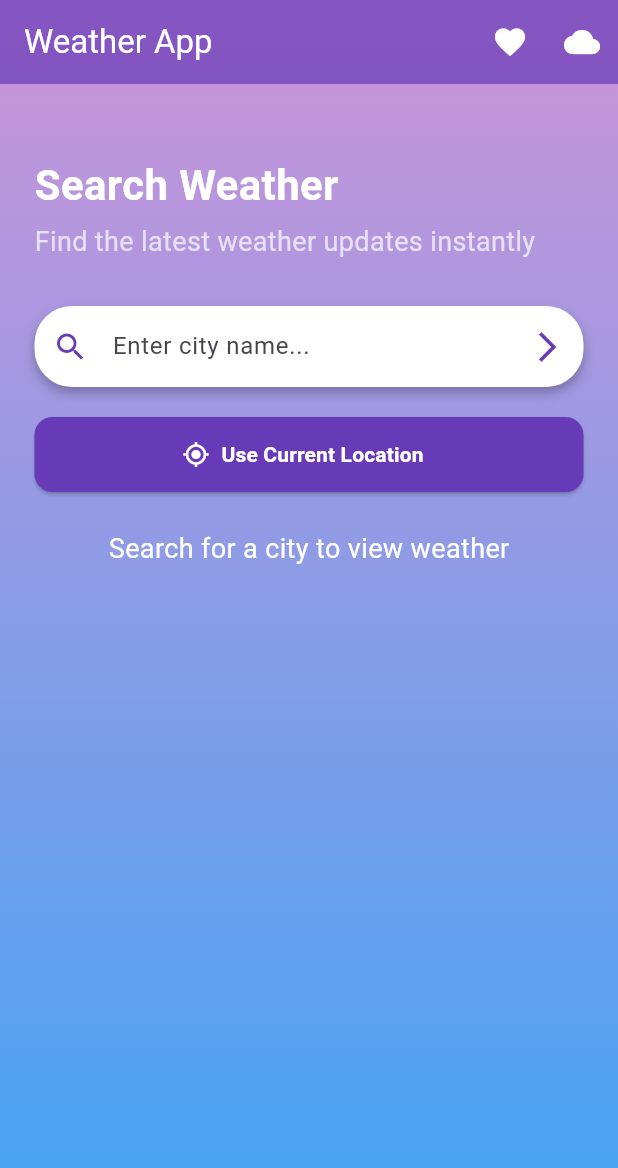
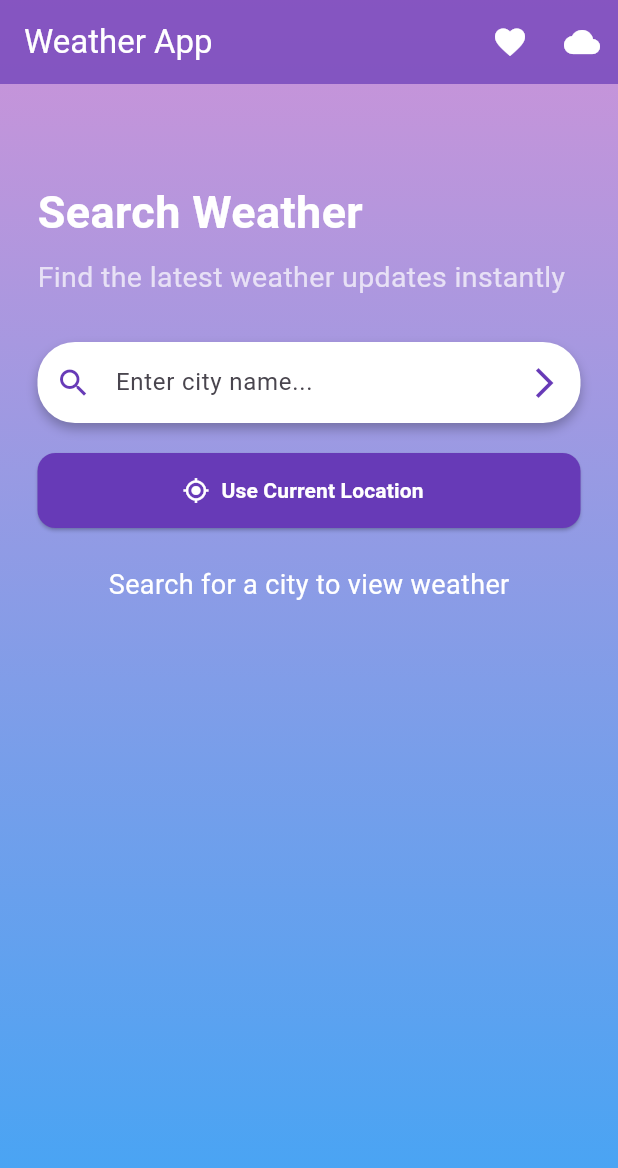
Before and after one commit to Sewwanki/weather_app, a Flutter app: the screen it shows after launch, on a phone screen of 412 x 824 dp. Shown: the top 1168 px of the screen. Run offline on Flutter 3.47's test engine with Material 3 defaults, Android fonts, the phone set to English and light mode, and no system bars; our stand-ins replace geolocator, shared_preferences.

Commit message:
initial commit

```diff
--- a/lib/screens/home_screen.dart
+++ b/lib/screens/home_screen.dart
@@ -154,22 +154,22 @@ class _HomeScreenState extends State<HomeScreen> {
           ),
         ),
         child: SingleChildScrollView(
-          padding: const EdgeInsets.all(23),
+          padding: const EdgeInsets.all(25),
           child: Column(
             crossAxisAlignment: CrossAxisAlignment.start,
             children: [
-              const SizedBox(height: 80),
+              const SizedBox(height: 95),
               const Text(
                 "Search Weather",
                 style: TextStyle(
-                    fontSize: 28,
+                    fontSize: 30,
                     color: Colors.white,
                     fontWeight: FontWeight.bold),
               ),
-              const SizedBox(height: 5),
+              const SizedBox(height: 8),
               const Text(
                 "Find the latest weather updates instantly",
-                style: TextStyle(fontSize: 18, color: Colors.white70),
+                style: TextStyle(fontSize: 19, color: Colors.white70),
               ),
               const SizedBox(height: 30),
 
```
